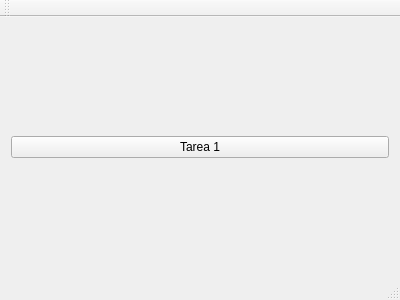
This is mainwindow.ui in KelviNosse/BinaryDemo as Qt 5 draws it before an edit. The edited form follows.
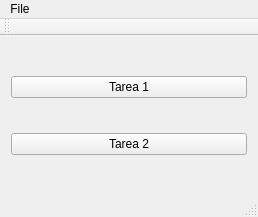
This is the edited form.

What changed in the file:
```diff
--- a/mainwindow.ui
+++ b/mainwindow.ui
@@ -6,8 +6,8 @@
    <rect>
     <x>0</x>
     <y>0</y>
-    <width>400</width>
-    <height>300</height>
+    <width>258</width>
+    <height>217</height>
    </rect>
   </property>
   <property name="windowTitle">
@@ -22,6 +22,13 @@
       </property>
      </widget>
     </item>
+    <item>
+     <widget class="QPushButton" name="tarea2Btn">
+      <property name="text">
+       <string>Tarea 2</string>
+      </property>
+     </widget>
+    </item>
    </layout>
   </widget>
   <widget class="QMenuBar" name="menuBar">
@@ -29,10 +36,17 @@
     <rect>
      <x>0</x>
      <y>0</y>
-     <width>400</width>
+     <width>258</width>
      <height>27</height>
     </rect>
    </property>
+   <widget class="QMenu" name="menuFile">
+    <property name="title">
+     <string>File</string>
+    </property>
+    <addaction name="actionAbout"/>
+   </widget>
+   <addaction name="menuFile"/>
   </widget>
   <widget class="QToolBar" name="mainToolBar">
    <attribute name="toolBarArea">
```
Left out of the diff: 5 changed lines with no effect on the pictures.
